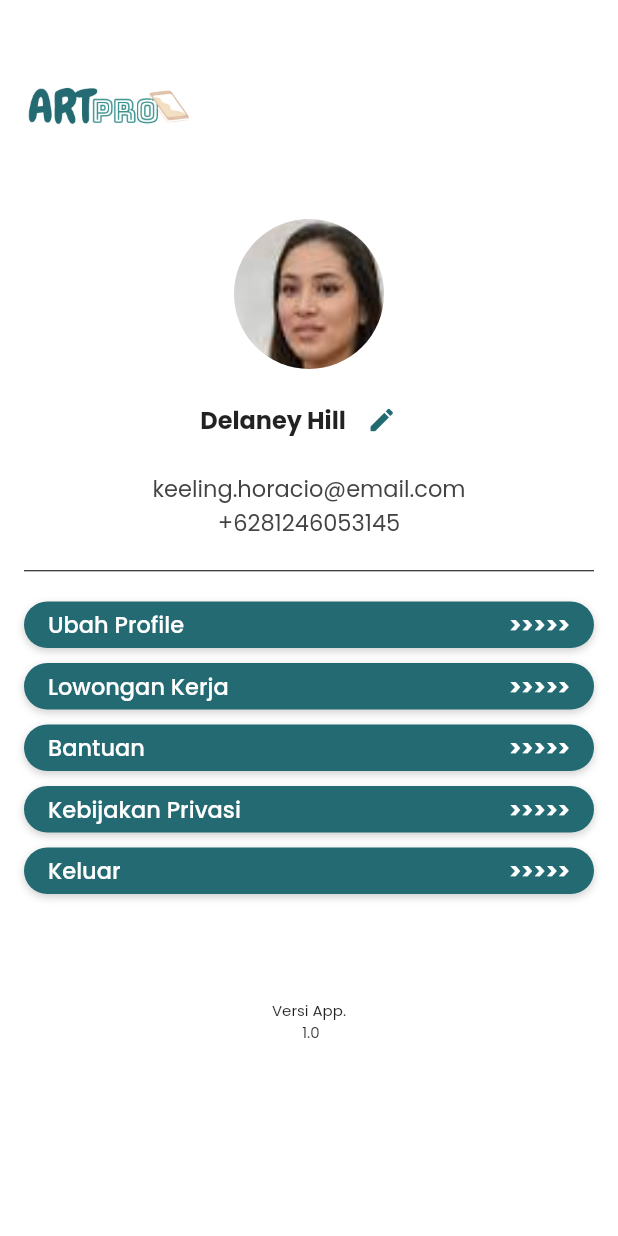
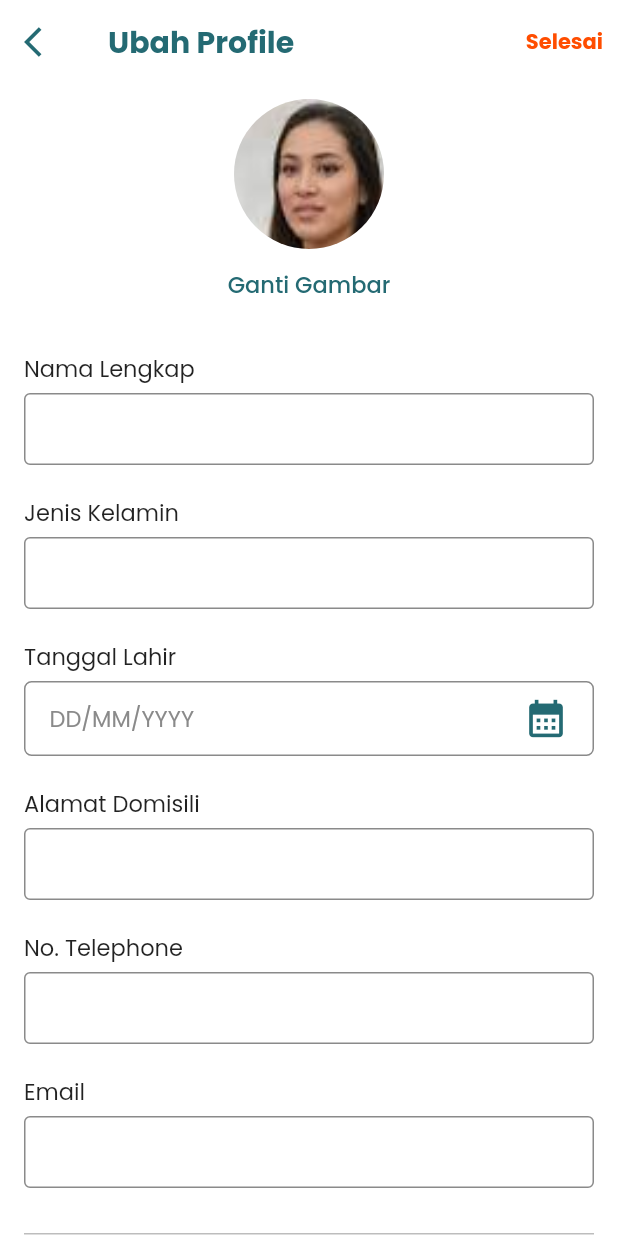
Before and after one commit to felicialaksanap/Aplikasi-ARTPro, a Flutter app: the ProfileMenu screen opened directly, after a tap on the "create" icon, on a phone screen of 412 x 824 dp. Run offline on Flutter 3.47's test engine with Material 2 defaults, Android fonts, the light colour scheme and no system bars; our stand-ins replace dotted_border, google_fonts; missing offline and left inert: flutter_radar_chart.

Commit message:
fifth commit
profile edit

```diff
--- /dev/null
+++ b/artpro_application_new/lib/profileedit.dart
@@ -0,0 +1,321 @@
+import 'package:flutter/material.dart';
+import 'package:intl/intl.dart';
+import 'package:google_fonts/google_fonts.dart';
+import './global.dart' as globals;
+
+class ProfileEdit extends StatefulWidget {
+  const ProfileEdit({super.key});
+
+  @override
+  State<ProfileEdit> createState() => _ProfileEditState();
+}
+
+class _ProfileEditState extends State<ProfileEdit> {
+  DateTime date = DateTime.now();
+  String dateformat = "";
+
+  @override
+  Widget build(BuildContext context) {
+    return Scaffold(
+      appBar: AppBar(
+        backgroundColor: Colors.white,
+        elevation: 0,
+        leading: IconButton(
+          onPressed: () {
+            Navigator.pop(context);
+          },
+          icon: Icon(
+            Icons.arrow_back_ios,
+            color: Color(int.parse(globals.color_primary)),
+          ),
+        ),
+        title: Text(
+          "Ubah Profile",
+          style: GoogleFonts.poppins(
+              textStyle: TextStyle(
+                  color: Color(int.parse(globals.color_primary)),
+                  fontWeight: FontWeight.bold)),
+        ),
+        actions: [
+          Row(
+            children: [
+              Center(
+                child: Text(
+                  'Selesai',
+                  style: GoogleFonts.poppins(
+                      textStyle: TextStyle(
+                          color: Color(int.parse(globals.color_secondary)),
+                          fontWeight: FontWeight.bold)),
+                ),
+              ),
+              const SizedBox(
+                width: 10.0,
+              )
+            ],
+          )
+        ],
+      ),
+      body: SingleChildScrollView(
+        padding: const EdgeInsets.only(left: 16.0, right: 16.0),
+        child: Column(
+          crossAxisAlignment: CrossAxisAlignment.start,
+          children: [
+            const SizedBox(
+              height: 10,
+            ),
+            Row(
+              mainAxisAlignment: MainAxisAlignment.center,
+              children: [
+                Container(
+                  height: 100,
+                  width: 100,
+                  decoration: BoxDecoration(
+                      borderRadius: BorderRadius.circular(50.0),
+                      image: const DecorationImage(
+                          image: AssetImage(
+                            "assets/images/person-4.jpg",
+                          ),
+                          fit: BoxFit.fill)),
+                ),
+              ],
+            ),
+            Center(
+              child: TextButton(
+                  onPressed: () {},
+                  child: Text(
+                    'Ganti Gambar',
+                    style: GoogleFonts.poppins(
+                        textStyle: TextStyle(
+                            fontSize: 15,
+                            color: Color(int.parse(globals.color_primary)))),
+                  )),
+            ),
+            const SizedBox(
+              height: 20,
+            ),
+            Text(
+              "Nama Lengkap",
+              style:
+                  GoogleFonts.poppins(textStyle: const TextStyle(fontSize: 15)),
+            ),
+            const SizedBox(
+              height: 5,
+            ),
+            FormFieldTemplate(),
+            const SizedBox(
+              height: 20,
+            ),
+            Text(
+              "Jenis Kelamin",
+              style:
+                  GoogleFonts.poppins(textStyle: const TextStyle(fontSize: 15)),
+            ),
+            const SizedBox(
+              height: 5,
+            ),
+            FormFieldTemplate(),
+            const SizedBox(
+              height: 20,
+            ),
+            Text(
+              'Tanggal Lahir',
+              style:
+                  GoogleFonts.poppins(textStyle: const TextStyle(fontSize: 15)),
+            ),
+            const SizedBox(
+              height: 5,
+            ),
+            Container(
+              height: 50,
+              child: ListTile(
+                shape: RoundedRectangleBorder(
+                    side: const BorderSide(
+                        color: Color.fromARGB(255, 138, 138, 138), width: 1.0),
+                    borderRadius: BorderRadius.circular(5.0)),
+                onTap: () async {
+                  DateTime? newDate = await showDatePicker(
+                      context: context,
+                      initialDate: date,
+                      firstDate: DateTime(1900),
+                      lastDate: DateTime(2100));
+                  if (newDate == null) return;
+                  setState(() {
+                    date = newDate;
+                    dateformat = DateFormat('dd-MM-yyyy').format(date);
+                  });
+                },
+                trailing: Padding(
+                  padding: const EdgeInsets.only(bottom: 8.0),
+                  child: Icon(
+                    Icons.calendar_month,
+                    size: 30,
+                    color: Color(int.parse(globals.color_primary)),
+                  ),
+                ),
+                title: Padding(
+                  padding: const EdgeInsets.only(bottom: 8.0),
+                  child: Text(
+                    dateformat.isEmpty ? 'DD/MM/YYYY' : dateformat,
+                    style: GoogleFonts.poppins(
+                        textStyle: dateformat.isNotEmpty
+                            ? const TextStyle(fontSize: 15, color: Colors.black)
+                            : const TextStyle(
+                                fontSize: 15,
+                                color: Color.fromARGB(255, 138, 138, 138))),
+                  ),
+                ),
+              ),
+            ),
+            const SizedBox(
+              height: 20,
+            ),
+            Text(
+              "Alamat Domisili",
+              style:
+                  GoogleFonts.poppins(textStyle: const TextStyle(fontSize: 15)),
+            ),
+            const SizedBox(
+              height: 5,
+            ),
+            FormFieldTemplate(),
+            const SizedBox(
+              height: 20,
+            ),
+            Text(
+              "No. Telephone",
+              style:
+                  GoogleFonts.poppins(textStyle: const TextStyle(fontSize: 15)),
+            ),
+            const SizedBox(
+              height: 5,
+            ),
+            FormFieldTemplate(),
+            const SizedBox(
+              height: 20,
+            ),
+            Text(
+              "Email",
+              style:
+                  GoogleFonts.poppins(textStyle: const TextStyle(fontSize: 15)),
+            ),
+            const SizedBox(
+              height: 5,
+            ),
+            FormFieldTemplate(),
+            const SizedBox(
+              height: 30,
+            ),
+            Container(
+              height: 1,
+              color: Colors.black26,
+            ),
+            const SizedBox(
+              height: 30,
+            ),
+            Container(
+              width: MediaQuery.of(context).size.width,
+              decoration: BoxDecoration(
+                  color: Colors.white,
+                  borderRadius: BorderRadius.circular(20.0),
+                  boxShadow: [
+                    BoxShadow(
+                        color: Colors.grey.withOpacity(0.5),
+                        blurRadius: 4,
+                        offset: const Offset(0, 2))
+                  ]),
+              padding: const EdgeInsets.fromLTRB(16, 4, 16, 4),
+              child: Row(
+                mainAxisAlignment: MainAxisAlignment.spaceBetween,
+                children: [
+                  Text(
+                    "Verifikasi KTP",
+                    style: GoogleFonts.poppins(
+                        textStyle: TextStyle(
+                            fontSize: 15,
+                            color: Color(int.parse(globals.color_primary)),
+                            fontWeight: FontWeight.w500)),
+                  ),
+                  Text(
+                    "Belum verifikasi",
+                    style: GoogleFonts.poppins(
+                        textStyle: const TextStyle(
+                      fontSize: 14,
+                      color: Colors.black38,
+                    )),
+                  ),
+                  Icon(
+                    Icons.cancel,
+                    color: Color(int.parse(globals.color_secondary)),
+                  )
+                ],
+              ),
+            ),
+            const SizedBox(
+              height: 10,
+            ),
+            GestureDetector(
+              onTap: () {},
+              child: Container(
+                width: MediaQuery.of(context).size.width,
+                decoration: BoxDecoration(
+                    color: Colors.white,
+                    borderRadius: BorderRadius.circular(20.0),
+                    boxShadow: [
+                      BoxShadow(
+                          color: Colors.grey.withOpacity(0.5),
+                          blurRadius: 4,
+                          offset: const Offset(0, 2))
+                    ]),
+                padding: const EdgeInsets.fromLTRB(16, 4, 16, 4),
+                child: Row(
+                  mainAxisAlignment: MainAxisAlignment.spaceBetween,
+                  children: [
+                    Text(
+                      "Ganti Password",
+                      style: GoogleFonts.poppins(
+                          textStyle: TextStyle(
+                              fontSize: 15,
+                              color: Color(int.parse(globals.color_primary)),
+                              fontWeight: FontWeight.w500)),
+                    ),
+                    Text(
+                      ">>>>>",
+                      style: GoogleFonts.poppins(
+                          textStyle: TextStyle(
+                              fontSize: 15,
+                              color: Color(int.parse(globals.color_primary)),
+                              fontWeight: FontWeight.bold)),
+                    ),
+                  ],
+                ),
+              ),
+            ),
+            const SizedBox(
+              height: 100,
+            )
+          ],
+        ),
+      ),
+    );
+  }
+}
+
+Widget FormFieldTemplate() {
+  return Container(
+    child: TextField(
+      cursorColor: Color(int.parse(globals.color_primary)),
+      style: GoogleFonts.poppins(
+          textStyle: const TextStyle(fontSize: 15, color: Colors.black)),
+      decoration: const InputDecoration(
+          enabledBorder: OutlineInputBorder(
+            borderSide: BorderSide(
+                color: Color.fromARGB(255, 138, 138, 138), width: 1.0),
+          ),
+          focusedBorder: OutlineInputBorder(
+            borderSide: BorderSide(
+                color: Color.fromARGB(255, 138, 138, 138), width: 1.0),
+          ),
+          contentPadding: EdgeInsets.fromLTRB(8, 4, 8, 4)),
+    ),
+  );
+}
--- a/artpro_application_new/lib/profilemenu.dart
+++ b/artpro_application_new/lib/profilemenu.dart
@@ -1,3 +1,6 @@
+// ignore_for_file: prefer_const_constructors
+
+import 'package:artpro_application_new/profileedit.dart';
 import 'package:flutter/material.dart';
 import 'package:google_fonts/google_fonts.dart';
 import './global.dart' as globals;
@@ -14,26 +17,20 @@ class _ProfileMenuState extends State<ProfileMenu> {
   Widget build(BuildContext context) {
     return Scaffold(
       body: Container(
-        padding: const EdgeInsets.all(16.0),
+        padding: const EdgeInsets.only(left: 16.0, right: 16.0),
         child: SingleChildScrollView(
           child: Column(
             crossAxisAlignment: CrossAxisAlignment.start,
             children: [
-              Row(
-                mainAxisAlignment: MainAxisAlignment.start,
-                children: [
-                  Container(
-                    height: 110,
-                    width: 110,
-                    decoration: const BoxDecoration(
-                        image: DecorationImage(
-                            image: AssetImage('assets/images/logo_theme.png'),
-                            fit: BoxFit.fitWidth)),
-                  )
-                ],
+              const SizedBox(
+                height: 10,
+              ),
+              Image.asset(
+                'assets/images/logo_theme.png',
+                width: 100,
               ),
               const SizedBox(
-                height: 20,
+                height: 10,
               ),
               Row(
                 mainAxisAlignment: MainAxisAlignment.center,
@@ -60,10 +57,15 @@ class _ProfileMenuState extends State<ProfileMenu> {
                             'Delaney Hill',
                             style: GoogleFonts.poppins(
                                 textStyle: const TextStyle(
-                                    fontSize: 16, fontWeight: FontWeight.bold)),
+                                    fontSize: 15, fontWeight: FontWeight.bold)),
                           ),
                           IconButton(
-                              onPressed: () {},
+                              onPressed: () {
+                                Navigator.push(
+                                    context,
+                                    MaterialPageRoute(
+                                        builder: (context) => ProfileEdit()));
+                              },
                               icon: Icon(
                                 Icons.create,
                                 size: 20,
@@ -93,21 +95,24 @@ class _ProfileMenuState extends State<ProfileMenu> {
                 ],
               ),
               const SizedBox(
-                height: 20,
+                height: 10,
               ),
-              const Divider(
+              Container(
                 height: 1,
-                color: Colors.black,
+                color: Colors.black26,
               ),
               const SizedBox(
                 height: 20,
               ),
               GestureDetector(
-                onTap: () {},
+                onTap: () {
+                  Navigator.push(context,
+                      MaterialPageRoute(builder: (context) => ProfileEdit()));
+                },
                 child: Container(
                   width: MediaQuery.of(context).size.width,
                   decoration: BoxDecoration(
-                      color: Color(int.parse(globals.color_primary)),
+                      color: Colors.white,
                       borderRadius: BorderRadius.circular(20.0),
                       boxShadow: [
                         BoxShadow(
@@ -120,19 +125,19 @@ class _ProfileMenuState extends State<ProfileMenu> {
                     mainAxisAlignment: MainAxisAlignment.spaceBetween,
                     children: [
                       Text(
-                        "Ubah Profile",
+                        "Ubah Profile Akun",
                         style: GoogleFonts.poppins(
-                            textStyle: const TextStyle(
+                            textStyle: TextStyle(
                                 fontSize: 15,
-                                color: Colors.white,
+                                color: Color(int.parse(globals.color_primary)),
                                 fontWeight: FontWeight.w500)),
                       ),
                       Text(
                         ">>>>>",
                         style: GoogleFonts.poppins(
-                            textStyle: const TextStyle(
+                            textStyle: TextStyle(
                                 fontSize: 15,
-                                color: Colors.white,
+                                color: Color(int.parse(globals.color_primary)),
                                 fontWeight: FontWeight.bold)),
                       ),
                     ],
@@ -147,7 +152,7 @@ class _ProfileMenuState extends State<ProfileMenu> {
                 child: Container(
                   width: MediaQuery.of(context).size.width,
                   decoration: BoxDecoration(
-                      color: Color(int.parse(globals.color_primary)),
+                      color: Colors.white,
                       borderRadius: BorderRadius.circular(20.0),
                       boxShadow: [
                         BoxShadow(
@@ -160,19 +165,19 @@ class _ProfileMenuState extends State<ProfileMenu> {
                     mainAxisAlignment: MainAxisAlignment.spaceBetween,
                     children: [
                       Text(
-                        "Lowongan Kerja",
+                        "Buka Lowongan Kerja",
                         style: GoogleFonts.poppins(
-                            textStyle: const TextStyle(
+                            textStyle: TextStyle(
                                 fontSize: 15,
-                                color: Colors.white,
+                                color: Color(int.parse(globals.color_primary)),
                                 fontWeight: FontWeight.w500)),
                       ),
                       Text(
                         ">>>>>",
                         style: GoogleFonts.poppins(
-                            textStyle: const TextStyle(
+                            textStyle: TextStyle(
                                 fontSize: 15,
-                                color: Colors.white,
+                                color: Color(int.parse(globals.color_primary)),
                                 fontWeight: FontWeight.bold)),
                       ),
                     ],
@@ -187,7 +192,7 @@ class _ProfileMenuState extends State<ProfileMenu> {
                 child: Container(
                   width: MediaQuery.of(context).size.width,
                   decoration: BoxDecoration(
-                      color: Color(int.parse(globals.color_primary)),
+                      color: Colors.white,
                       borderRadius: BorderRadius.circular(20.0),
                       boxShadow: [
                         BoxShadow(
@@ -202,17 +207,17 @@ class _ProfileMenuState extends State<ProfileMenu> {
                       Text(
                         "Bantuan",
                         style: GoogleFonts.poppins(
-                            textStyle: const TextStyle(
+                            textStyle: TextStyle(
                                 fontSize: 15,
-                                color: Colors.white,
+                                color: Color(int.parse(globals.color_primary)),
                                 fontWeight: FontWeight.w500)),
                       ),
                       Text(
                         ">>>>>",
                         style: GoogleFonts.poppins(
-                            textStyle: const TextStyle(
+                            textStyle: TextStyle(
                                 fontSize: 15,
-                                color: Colors.white,
+                                color: Color(int.parse(globals.color_primary)),
                                 fontWeight: FontWeight.bold)),
                       ),
                     ],
@@ -227,7 +232,7 @@ class _ProfileMenuState extends State<ProfileMenu> {
                 child: Container(
                   width: MediaQuery.of(context).size.width,
                   decoration: BoxDecoration(
-                      color: Color(int.parse(globals.color_primary)),
+                      color: Colors.white,
                       borderRadius: BorderRadius.circular(20.0),
                       boxShadow: [
                         BoxShadow(
@@ -242,17 +247,17 @@ class _ProfileMenuState extends State<ProfileMenu> {
                       Text(
                         "Kebijakan Privasi",
                         style: GoogleFonts.poppins(
-                            textStyle: const TextStyle(
+                            textStyle: TextStyle(
                                 fontSize: 15,
-                                color: Colors.white,
+                                color: Color(int.parse(globals.color_primary)),
                                 fontWeight: FontWeight.w500)),
                       ),
                       Text(
                         ">>>>>",
                         style: GoogleFonts.poppins(
-                            textStyle: const TextStyle(
+                            textStyle: TextStyle(
                                 fontSize: 15,
-                                color: Colors.white,
+                                color: Color(int.parse(globals.color_primary)),
                                 fontWeight: FontWeight.bold)),
                       ),
                     ],
@@ -267,7 +272,7 @@ class _ProfileMenuState extends State<ProfileMenu> {
                 child: Container(
                   width: MediaQuery.of(context).size.width,
                   decoration: BoxDecoration(
-                      color: Color(int.parse(globals.color_primary)),
+                      color: Color(int.parse(globals.color_secondary)),
                       borderRadius: BorderRadius.circular(20.0),
                       boxShadow: [
                         BoxShadow(
```
